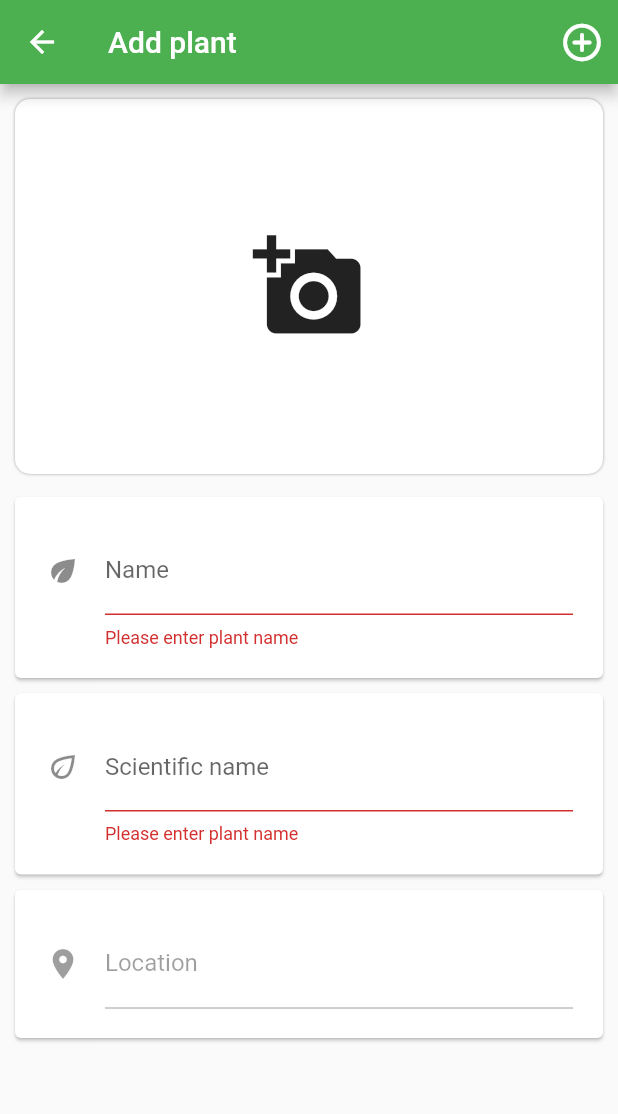
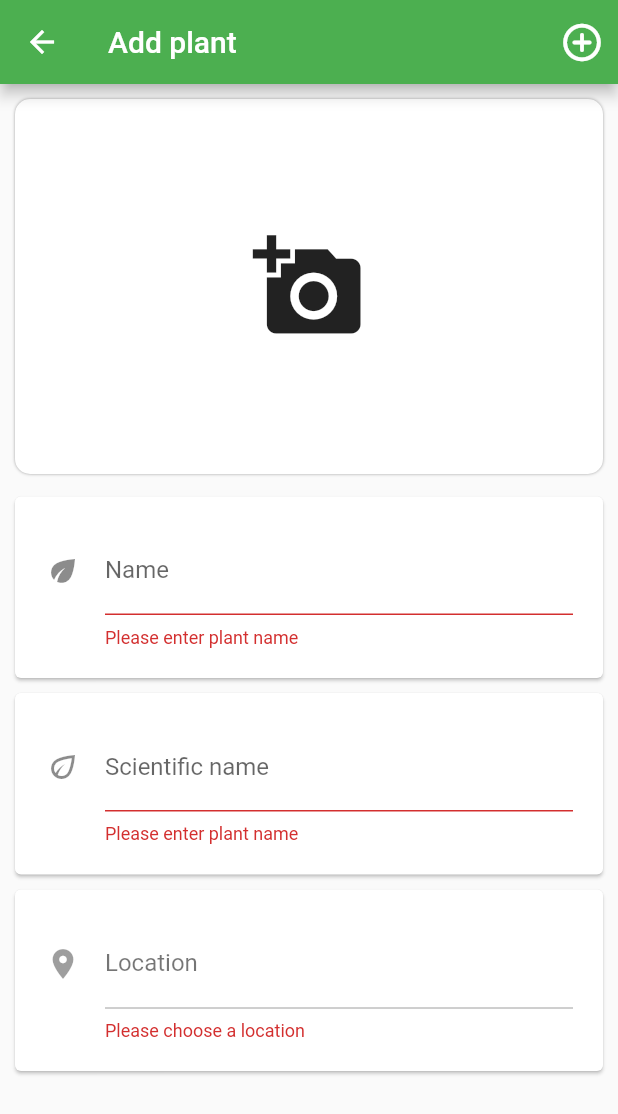
Before and after one commit to ziwg-project/plantapp-mobile, a Flutter app: the AddPlantPage screen opened directly, after a tap on the "add circle outline" icon, on a phone screen of 412 x 824 dp. Shown: the top 1114 px of the screen. Run offline on Flutter 3.47's test engine with Material 2 defaults, Android fonts, the phone set to English and light mode, and no system bars; our stand-ins replace flutter_speed_dial, image_picker, reactive_forms.

Commit message:
Overflow fix, PopupMenu for reminder and note, location validation

```diff
--- a/lib/views/plant_add_edit/add_plant_page.dart
+++ b/lib/views/plant_add_edit/add_plant_page.dart
@@ -9,7 +9,7 @@ class AddPlantPage extends StatefulWidget {
 
 class _AddPlantPageState extends State<AddPlantPage> {
   final _formKey = GlobalKey<FormState>();
-  String locationText = 'Location';
+  String locationText;
 
   Widget _buildForm() {
     return Form(
@@ -79,9 +79,21 @@ class _AddPlantPageState extends State<AddPlantPage> {
           child: TextFormField(
             decoration: InputDecoration(
               icon: Icon(Icons.location_on),
-              labelText: locationText,
+              labelText: locationText == null ? 'Location' : locationText,
+              labelStyle: locationText == null
+                  ? TextStyle(color: Colors.black54)
+                  : TextStyle(color: Colors.black),
+              errorStyle: TextStyle(
+                color: Theme.of(context).errorColor,
+              ),
             ),
             enabled: false,
+            validator: (value) {
+              if (locationText == null) {
+                return 'Please choose a location';
+              }
+              return null;
+            },
           ),
         ),
       ),
--- a/lib/views/plant_add_edit/edit_plant_page.dart
+++ b/lib/views/plant_add_edit/edit_plant_page.dart
@@ -88,6 +88,7 @@ class _EditPlantPageState extends State<EditPlantPage> {
             decoration: InputDecoration(
               icon: Icon(Icons.location_on),
               labelText: locationText,
+              labelStyle: TextStyle(color: Colors.black),
             ),
             enabled: false,
           ),
```
Also changed, not shown: lib/views/Guest/login_page.dart (+6 -1 lines), lib/views/Guest/remind_password_page.dart (+8 -2 lines), lib/views/Guest/sign_up_page.dart (+9 -3 lines), lib/views/plant_preview/note_card.dart (+55 -1 lines), lib/views/plant_preview/reminder_card.dart (+57 -2 lines).
